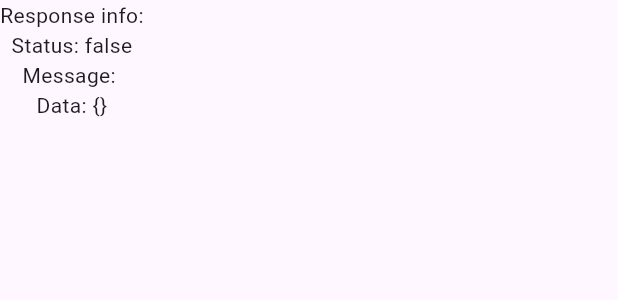
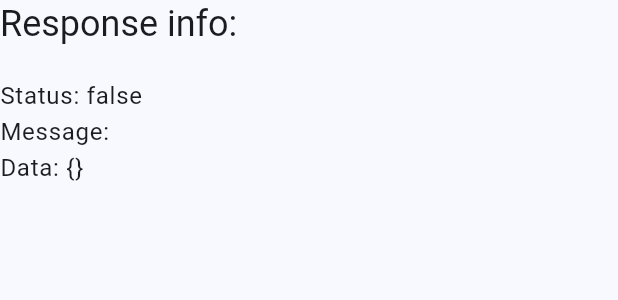
Before and after one commit to OlegNeBot/test-task-mobile-flutter, a Flutter app: the _ResponseInfo widget shown alone on an empty page, opened directly with empty values, on a phone screen of 412 x 824 dp. Shown: the top 300 px of the screen. Run offline on Flutter 3.47's test engine with Material 3 defaults, Android fonts, the phone set to English and light mode, and no system bars; our stand-ins replace dio.

Commit message:
Added some style to components.

```diff
--- /dev/null
+++ b/lib/common/utils/extensions.dart
@@ -0,0 +1,6 @@
+import 'package:flutter/material.dart';
+
+extension ThemeExtension on BuildContext {
+  ColorScheme get colorScheme => Theme.of(this).colorScheme;
+  TextTheme get textTheme => Theme.of(this).textTheme;
+}
--- a/lib/features/request/pages/request_page.dart
+++ b/lib/features/request/pages/request_page.dart
@@ -6,6 +6,7 @@ import 'package:test_task_mobile/common/services/request_service.dart';
 import 'package:test_task_mobile/features/request/widgets/collapsable_text_field.dart';
 import 'package:test_task_mobile/features/request/widgets/loader_dialog.dart';
 import 'package:test_task_mobile/features/request/widgets/titled_switch.dart';
+import 'package:test_task_mobile/common/utils/extensions.dart';
 
 class RequestPage extends StatefulWidget {
   const RequestPage({super.key});
@@ -111,13 +112,17 @@ class _RequestPageState extends State<RequestPage> {
   @override
   Widget build(BuildContext context) => Scaffold(
     appBar: AppBar(
+      backgroundColor: context.colorScheme.primary,
       actions: [
         // Builder is used here to get Scaffold in the context below.
         Builder(
           builder:
               (context) => IconButton(
                 onPressed: () async => _performRequest(context),
-                icon: Icon(Icons.play_arrow),
+                icon: Icon(
+                  Icons.play_arrow,
+                  color: context.colorScheme.onPrimary,
+                ),
               ),
         ),
       ],
@@ -181,11 +186,24 @@ class _ResponseInfo extends StatelessWidget {
       response == null
           ? SizedBox.shrink()
           : Column(
+            crossAxisAlignment: CrossAxisAlignment.start,
             children: [
-              Text('Response info:'),
-              Text('Status: ${response!.status}'),
-              Text('Message: ${response!.message}'),
-              Text('Data: ${response!.data}'),
+              Text('Response info:', style: context.textTheme.headlineSmall),
+
+              const SizedBox(height: 20),
+
+              Text(
+                'Status: ${response!.status}',
+                style: context.textTheme.bodyLarge,
+              ),
+              Text(
+                'Message: ${response!.message}',
+                style: context.textTheme.bodyLarge,
+              ),
+              Text(
+                'Data: ${response!.data}',
+                style: context.textTheme.bodyLarge,
+              ),
             ],
           );
 }
--- a/lib/features/request/widgets/collapsable_text_field.dart
+++ b/lib/features/request/widgets/collapsable_text_field.dart
@@ -1,4 +1,5 @@
 import 'package:flutter/material.dart';
+import 'package:test_task_mobile/common/utils/extensions.dart';
 
 class CollapsableTextField extends StatelessWidget {
   const CollapsableTextField({
@@ -12,7 +13,7 @@ class CollapsableTextField extends StatelessWidget {
 
   @override
   Widget build(BuildContext context) => ExpansionTile(
-    title: Text(title),
+    title: Text(title, style: context.textTheme.titleMedium),
     children: [TextField(maxLines: null, onChanged: onChanged)],
   );
 }
--- a/lib/features/request/widgets/titled_switch.dart
+++ b/lib/features/request/widgets/titled_switch.dart
@@ -1,4 +1,5 @@
 import 'package:flutter/material.dart';
+import 'package:test_task_mobile/common/utils/extensions.dart';
 
 class TitledSwitch extends StatelessWidget {
   const TitledSwitch({
@@ -20,7 +21,7 @@ class TitledSwitch extends StatelessWidget {
     child: Row(
       mainAxisAlignment: MainAxisAlignment.spaceBetween,
       children: [
-        Text(title),
+        Text(title, style: context.textTheme.bodyLarge),
         Switch(value: value, onChanged: enabled ? onChanged : null),
       ],
     ),
--- a/lib/main.dart
+++ b/lib/main.dart
@@ -15,7 +15,7 @@ class MyApp extends StatelessWidget {
       title: 'Flutter Demo',
       debugShowCheckedModeBanner: false,
       theme: ThemeData(
-        colorScheme: ColorScheme.fromSeed(seedColor: Colors.deepPurple),
+        colorScheme: ColorScheme.fromSeed(seedColor: Colors.blue),
         inputDecorationTheme: InputDecorationTheme(
           border: OutlineInputBorder(),
         ),
```
